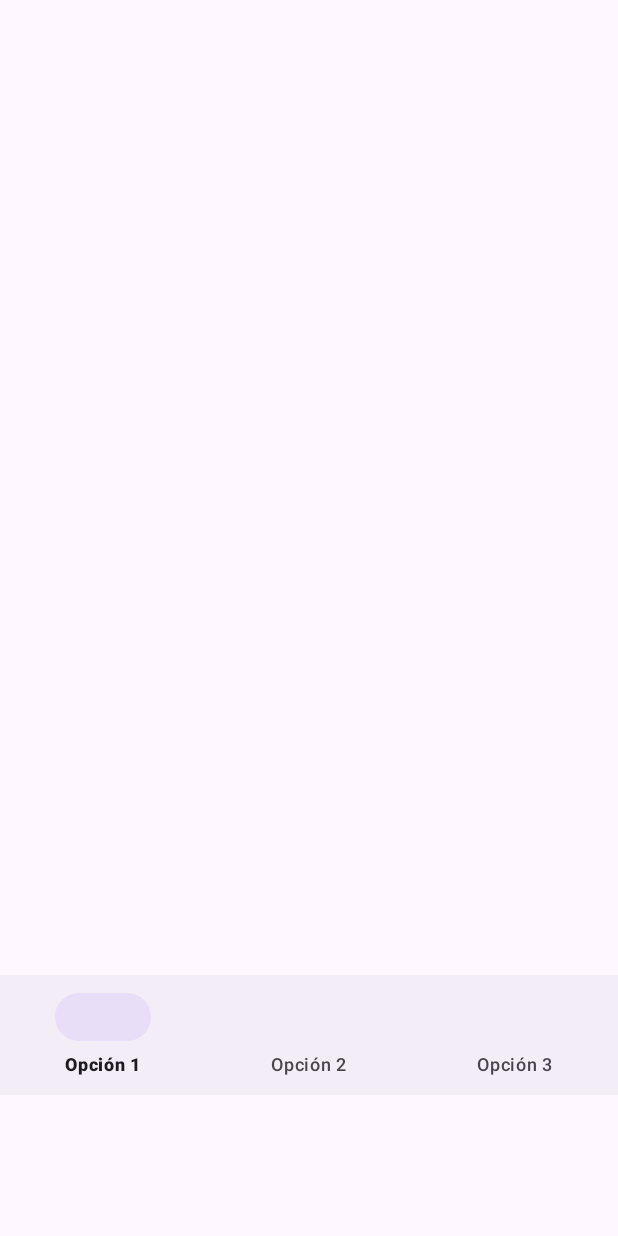
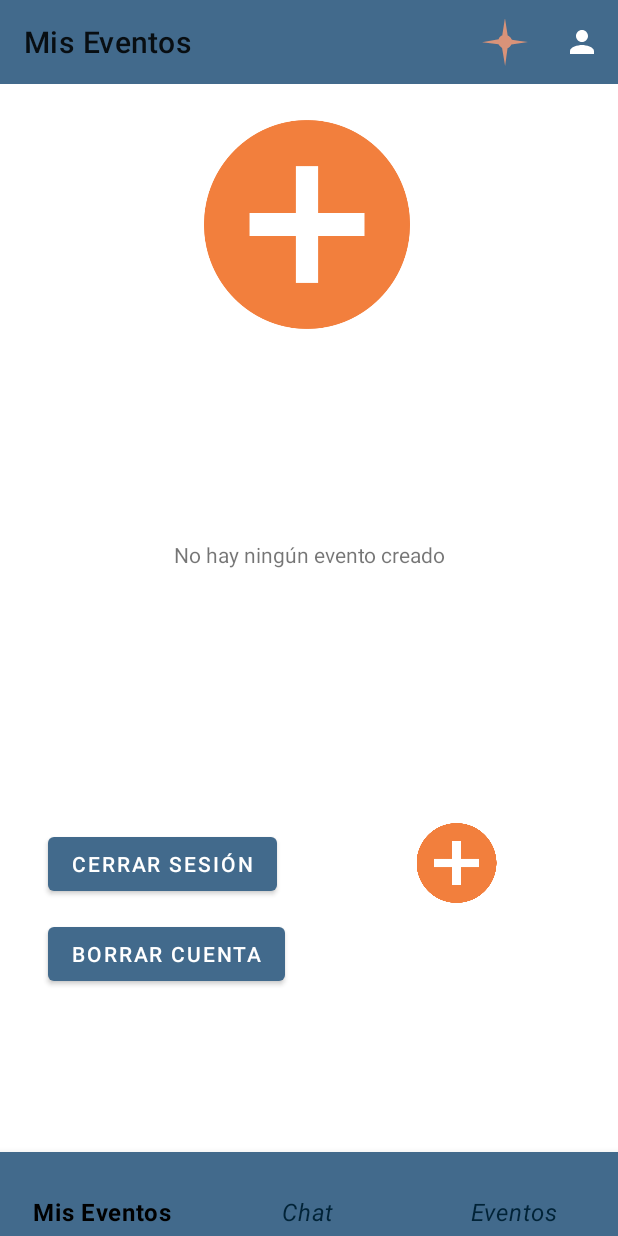
Before and after one commit to arturofgg/EventOs, an Android app built with Jetpack Compose: the PaginaPrincipal screen opened directly, with no data from a screen before it, on a phone screen of 412 x 824 dp. Run offline under Robolectric (Android 15) with nearby library versions, the phone set to English and light mode, and no system bars; our stand-ins replace Firebase (no records; nobody signed in at launch, a user with empty details on screens opened directly); libraries missing offline, so code that uses them is left out: com.yalantis.ucrop; 5 statements that could not run were skipped.

Commit message:
PaginaPrincipal funcional con MisEventosFragment implmentado. Añadidos estilos de la app.

```diff
--- a/app/src/main/AndroidManifest.xml
+++ b/app/src/main/AndroidManifest.xml
@@ -24,7 +24,7 @@
         <activity
             android:name=".CrearEvento"
             android:exported="true"
-            android:parentActivityName=".TusEventos"
+            android:parentActivityName=".PaginaPrincipal"
             android:screenOrientation="portrait" />
         <activity
             android:name="com.yalantis.ucrop.UCropActivity"
@@ -33,6 +33,7 @@
         <activity
             android:name=".PaginaPrincipal"
             android:exported="true"
+            android:theme="@style/AppTheme.NoActionBar"
             android:screenOrientation="portrait"
             />
     </application>
--- a/app/src/main/java/com/anarlu/eventos/MisEventosFragment.java
+++ b/app/src/main/java/com/anarlu/eventos/MisEventosFragment.java
@@ -9,60 +9,38 @@ import androidx.fragment.app.Fragment;
 import androidx.recyclerview.widget.LinearLayoutManager;
 import androidx.recyclerview.widget.RecyclerView;
 
-import android.annotation.SuppressLint;
-import android.app.Activity;
-import android.content.Context;
 import android.content.Intent;
-import android.content.SharedPreferences;
 import android.graphics.Bitmap;
 import android.graphics.drawable.Drawable;
-import android.net.Uri;
 import android.os.Bundle;
-import android.provider.MediaStore;
 import android.util.Log;
 import android.view.LayoutInflater;
-import android.view.MenuItem;
+import android.view.Menu;
+import android.view.MenuInflater;
 import android.view.View;
 import android.view.ViewGroup;
-import android.widget.Button;
 import android.widget.ImageView;
 import android.widget.Toast;
 import androidx.appcompat.widget.Toolbar;
 
 
-import com.bumptech.glide.Glide;
-import com.bumptech.glide.load.engine.DiskCacheStrategy;
 import com.google.android.gms.auth.api.signin.GoogleSignIn;
 import com.google.android.gms.auth.api.signin.GoogleSignInClient;
 import com.google.android.gms.auth.api.signin.GoogleSignInOptions;
 import com.google.android.gms.tasks.OnCompleteListener;
-import com.google.android.gms.tasks.OnFailureListener;
-import com.google.android.gms.tasks.OnSuccessListener;
 import com.google.android.gms.tasks.Task;
 import com.google.firebase.FirebaseApp;
 import com.google.firebase.appcheck.FirebaseAppCheck;
 import com.google.firebase.appcheck.playintegrity.PlayIntegrityAppCheckProviderFactory;
 import com.google.firebase.auth.FirebaseAuth;
-import com.google.firebase.auth.FirebaseUser;
 
-import java.io.File;
-import java.io.IOException;
 import java.util.ArrayList;
-import java.util.HashMap;
 import java.util.List;
-import java.util.Map;
 
-
-import com.google.firebase.auth.UserProfileChangeRequest;
 import com.google.firebase.firestore.FirebaseFirestore;
 import com.google.firebase.firestore.QueryDocumentSnapshot;
 import com.google.firebase.firestore.QuerySnapshot;
-import com.google.firebase.storage.FileDownloadTask;
-import com.google.firebase.storage.FirebaseStorage;
-import com.google.firebase.storage.StorageReference;
-import com.google.firebase.storage.UploadTask;
 import com.yalantis.ucrop.UCrop;
-
 
 public class MisEventosFragment extends Fragment {
     private RecyclerView recyclerView;
@@ -71,7 +49,7 @@ public class MisEventosFragment extends Fragment {
 
     private FirebaseAuth mAuth;
     private FirebaseFirestore mFirestore;
-    private ImageView user2,creacion;
+    private ImageView user2, creacion;
     private Toolbar toolbar;
 
     private UCrop.Options options;
@@ -79,35 +57,37 @@ public class MisEventosFragment extends Fragment {
     private GoogleSignInClient mGoogleSignInClient;
     private Drawable persona;
 
-
-    @SuppressLint("MissingInflatedId")
     @Nullable
     @Override
     public View onCreateView(LayoutInflater inflater, ViewGroup container, Bundle savedInstanceState) {
-        super.onCreate(savedInstanceState);
         View view = inflater.inflate(R.layout.fragment_mis_eventos, container, false);
 
         // Configuración de la Toolbar
-        toolbar = (Toolbar) view.findViewById(R.id.toolbar);
-        ((AppCompatActivity) getActivity()).setSupportActionBar(toolbar);
+        toolbar = view.findViewById(R.id.toolbarMisEventos);
+        ((AppCompatActivity) requireActivity()).setSupportActionBar(toolbar);
 
-        recyclerView=view.findViewById(R.id.recycler_view);
+        // Configurar el título personalizado
+        ((AppCompatActivity) requireActivity()).getSupportActionBar().setTitle("Mis Eventos");
+
+        // Indicar que este fragmento tiene su propio menú de opciones
+        setHasOptionsMenu(true);
+
+        recyclerView = view.findViewById(R.id.recycler_view);
         recyclerView.setLayoutManager(new LinearLayoutManager(getActivity()));
 
-        eventos=new ArrayList<>();
-        adapter=new EventoAdapter(eventos);
+        eventos = new ArrayList<>();
+        adapter = new EventoAdapter(eventos);
         recyclerView.setAdapter(adapter);
 
-        mFirestore=FirebaseFirestore.getInstance();
+        mFirestore = FirebaseFirestore.getInstance();
         mAuth = FirebaseAuth.getInstance();
         user2 = view.findViewById(R.id.imageView2);
         options = new UCrop.Options();
-        creacion=view.findViewById(R.id.imageView5);
+        creacion = view.findViewById(R.id.imageView5);
 
         FirebaseApp.initializeApp(/*context=*/ getActivity());
         FirebaseAppCheck firebaseAppCheck = FirebaseAppCheck.getInstance();
-        firebaseAppCheck.installAppCheckProviderFactory(
-                PlayIntegrityAppCheckProviderFactory.getInstance());
+        firebaseAppCheck.installAppCheckProviderFactory(PlayIntegrityAppCheckProviderFactory.getInstance());
 
         user2.setScaleType(ImageView.ScaleType.FIT_XY);
 
@@ -119,14 +99,14 @@ public class MisEventosFragment extends Fragment {
                 .requestEmail()
                 .build();
 
-        mGoogleSignInClient = GoogleSignIn.getClient(getActivity(),gso);
+        mGoogleSignInClient = GoogleSignIn.getClient(getActivity(), gso);
 
         int idImagenPredeterminada = getResources().getIdentifier("person", "drawable", getActivity().getPackageName());
 
         if (idImagenPredeterminada != 0) {
             persona = getResources().getDrawable(idImagenPredeterminada);
         } else {
-            Toast.makeText(getActivity(), "Imagen no dispobible", Toast.LENGTH_SHORT).show();
+            Toast.makeText(getActivity(), "Imagen no disponible", Toast.LENGTH_SHORT).show();
         }
 
         creacion.setOnClickListener(new View.OnClickListener() {
@@ -136,9 +116,9 @@ public class MisEventosFragment extends Fragment {
             }
         });
 
-        if(mAuth.getCurrentUser()!=null){
-            String userId=mAuth.getCurrentUser().getUid();
-            mFirestore.collection("Eventos").whereEqualTo("ID_usuario",userId).get().addOnCompleteListener(new OnCompleteListener<QuerySnapshot>() {
+        if (mAuth.getCurrentUser() != null) {
+            String userId = mAuth.getCurrentUser().getUid();
+            mFirestore.collection("Eventos").whereEqualTo("ID_usuario", userId).get().addOnCompleteListener(new OnCompleteListener<QuerySnapshot>() {
                 @Override
                 public void onComplete(@NonNull Task<QuerySnapshot> task) {
                     if (task.isSuccessful()) {
@@ -158,28 +138,13 @@ public class MisEventosFragment extends Fragment {
     }
 
     @Override
-    public void onViewCreated(@NonNull View view, Bundle savedInstanceState) {
-        super.onViewCreated(view, savedInstanceState);
-
-        // Configurar la Toolbar
-        Toolbar toolbar = view.findViewById(R.id.toolbar);
-        AppCompatActivity activity = (AppCompatActivity) requireActivity();
-        activity.setSupportActionBar(toolbar);
-        activity.getSupportActionBar().setTitle("Mis Eventos");
-
-        creacion.setOnClickListener(new View.OnClickListener() {
-            @Override
-            public void onClick(View v) {
-                CrearNuevoEvento();
-            }
-        });
+    public void onCreateOptionsMenu(@NonNull Menu menu, @NonNull MenuInflater inflater) {
+        inflater.inflate(R.menu.menu_toolbar, menu);
+        super.onCreateOptionsMenu(menu, inflater);
     }
 
-    private void CrearNuevoEvento(){
-        Intent intent=new Intent(getActivity(), CrearEvento.class);
+    private void CrearNuevoEvento() {
+        Intent intent = new Intent(getActivity(), CrearEvento.class);
         startActivity(intent);
     }
-
-
-
 }
--- a/app/src/main/java/com/anarlu/eventos/PaginaPrincipal.java
+++ b/app/src/main/java/com/anarlu/eventos/PaginaPrincipal.java
@@ -1,12 +1,10 @@
 package com.anarlu.eventos;
 
 import androidx.annotation.NonNull;
-import androidx.appcompat.widget.Toolbar;
 import androidx.fragment.app.Fragment;
 import androidx.appcompat.app.AppCompatActivity;
 
 import android.os.Bundle;
-import android.view.Menu;
 import android.view.MenuItem;
 
 import com.google.android.material.bottomnavigation.BottomNavigationView;
--- /dev/null
+++ b/app/src/main/res/drawable/colores_menu_inferior.xml
@@ -0,0 +1,5 @@
+<?xml version="1.0" encoding="utf-8"?>
+<selector xmlns:android="http://schemas.android.com/apk/res/android">
+    <item android:color="@color/black" android:state_checked="true" />
+    <item android:color="@color/azulMasOscuro" />
+</selector>
--- a/app/src/main/res/layout/activity_pagina_principal.xml
+++ b/app/src/main/res/layout/activity_pagina_principal.xml
@@ -1,5 +1,4 @@
 <?xml version="1.0" encoding="utf-8"?>
-
 <androidx.constraintlayout.widget.ConstraintLayout xmlns:android="http://schemas.android.com/apk/res/android"
     xmlns:app="http://schemas.android.com/apk/res-auto"
     xmlns:tools="http://schemas.android.com/tools"
@@ -7,22 +6,24 @@
     android:layout_height="match_parent"
     tools:context=".PaginaPrincipal">
 
+    <FrameLayout
+        android:id="@+id/fragment_container_pg"
+        android:layout_width="match_parent"
+        android:layout_height="match_parent" />
 
-    <androidx.viewpager.widget.ViewPager
-            android:id="@+id/fragment_container_pg"
-            android:layout_width="match_parent"
-            android:layout_height="match_parent" />
-
-        <!-- Bottom Navigation -->
+    <!-- Bottom Navigation -->
     <com.google.android.material.bottomnavigation.BottomNavigationView
         android:id="@+id/bottom_navigation"
         android:layout_width="match_parent"
         android:layout_height="wrap_content"
-        android:layout_alignParentBottom="true"
-        android:layout_marginTop="650dp"
-        android:foregroundGravity="bottom"
         app:layout_constraintStart_toStartOf="parent"
-        app:layout_constraintTop_toTopOf="parent"
-        app:menu="@menu/bottom_navigation_menu" />
+        app:layout_constraintEnd_toEndOf="parent"
+        app:layout_constraintBottom_toBottomOf="parent"
+        app:menu="@menu/bottom_navigation_menu"
+        app:itemTextAppearanceActive="@style/BottomNavigationTextAppearance"
+        app:itemTextAppearanceInactive="@style/BottomNavigationTextAppearance"
+        style="@style/BottomNavigationViewStyle"/>
+
+
 
 </androidx.constraintlayout.widget.ConstraintLayout>
--- a/app/src/main/res/layout/fragment_mis_eventos.xml
+++ b/app/src/main/res/layout/fragment_mis_eventos.xml
@@ -6,10 +6,12 @@
     android:layout_height="match_parent"
     tools:context=".MisEventosFragment">
 
+    <!-- Faltaria hacer que solo aparezca cuando  -->
     <androidx.recyclerview.widget.RecyclerView
         android:id="@+id/recycler_view"
         android:layout_width="match_parent"
         android:layout_height="0dp"
+        android:layout_marginBottom="44dp"
         app:layout_constraintBottom_toTopOf="@+id/logout"
         app:layout_constraintStart_toStartOf="parent" />
 
@@ -17,14 +19,13 @@
         android:id="@+id/imageView5"
         android:layout_width="55dp"
         android:layout_height="53dp"
-        android:layout_marginEnd="52dp"
+        android:layout_marginEnd="80dp"
         app:layout_constraintBottom_toBottomOf="parent"
         app:layout_constraintEnd_toEndOf="parent"
         app:layout_constraintTop_toTopOf="parent"
-        app:layout_constraintVertical_bias="0.923"
+        app:layout_constraintVertical_bias="0.712"
         app:srcCompat="@drawable/masnaranja" />
 
-    <!-- Faltaria hacer que solo aparezca cuando  -->
     <TextView
         android:id="@+id/tvNoEvent"
         android:layout_width="wrap_content"
@@ -41,8 +42,8 @@
         android:id="@+id/logout"
         android:layout_width="wrap_content"
         android:layout_height="wrap_content"
-        android:layout_marginStart="165dp"
-        android:layout_marginBottom="198dp"
+        android:layout_marginStart="32dp"
+        android:layout_marginBottom="224dp"
         android:text="Cerrar Sesión"
         app:layout_constraintBottom_toBottomOf="parent"
         app:layout_constraintStart_toStartOf="parent" />
@@ -54,22 +55,22 @@
         android:layout_marginStart="136dp"
         android:layout_marginTop="24dp"
         app:layout_constraintStart_toStartOf="parent"
-        app:layout_constraintTop_toBottomOf="@+id/toolbar"
+        app:layout_constraintTop_toBottomOf="@+id/toolbarMisEventos"
         app:srcCompat="@drawable/masnaranja" />
 
     <Button
         android:id="@+id/delete"
         android:layout_width="wrap_content"
         android:layout_height="wrap_content"
-        android:layout_marginStart="148dp"
-        android:layout_marginBottom="107dp"
+        android:layout_marginStart="32dp"
+        android:layout_marginBottom="164dp"
         android:text="Borrar cuenta"
         app:layout_constraintBottom_toBottomOf="parent"
         app:layout_constraintStart_toStartOf="parent" />
 
     <!-- Toolbar -->
     <androidx.appcompat.widget.Toolbar
-        android:id="@+id/toolbar"
+        android:id="@+id/toolbarMisEventos"
         android:layout_width="match_parent"
         android:layout_height="?attr/actionBarSize"
         android:layout_alignParentTop="true"
--- a/app/src/main/res/menu/bottom_navigation_menu.xml
+++ b/app/src/main/res/menu/bottom_navigation_menu.xml
@@ -1,11 +1,11 @@
 <menu xmlns:android="http://schemas.android.com/apk/res/android">
     <item
         android:id="@+id/nav_option1"
-        android:title="Opción 1" />
+        android:title="Mis Eventos" />
     <item
         android:id="@+id/nav_option2"
-        android:title="Opción 2" />
+        android:title="Chat" />
     <item
         android:id="@+id/nav_option3"
-        android:title="Opción 3" />
+        android:title="Eventos" />
 </menu>
--- a/app/src/main/res/values/colors.xml
+++ b/app/src/main/res/values/colors.xml
@@ -7,5 +7,6 @@
     <color name="naranjaOscuro">#D94814</color>
     <color name="naranja">#F27F3D</color>
     <color name="gris">#D99379</color>
-    <color name="gris2">#85695E</color>
+    <color name="marron">#85695E</color>
+    <color name="azulMasOscuro">#012337</color>
 </resources>
--- a/app/src/main/res/values/styles.xml
+++ b/app/src/main/res/values/styles.xml
@@ -2,20 +2,33 @@
 <resources>
 
     <!-- Base application theme. -->
-    <style name="AppTheme" parent="Theme.AppCompat.Light.DarkActionBar">
-        <!-- Customize your theme here. -->
+    <style name="AppTheme" parent="Theme.MaterialComponents.Light.DarkActionBar">
         <item name="colorPrimary">@color/azulClaro</item>
         <item name="colorPrimaryDark">@color/azulOscuro</item>
         <item name="colorAccent">@color/gris</item>
     </style>
 
+    <!--Estilo que uso en la toolbar-->
     <style name="AppTheme.NoActionBar">
         <item name="windowActionBar">false</item>
         <item name="windowNoTitle">true</item>
     </style>
 
-    <style name="AppTheme.AppBarOverlay" parent="ThemeOverlay.AppCompat.Dark.ActionBar" />
+    <!--Estilo para los colores del menu inferior-->
+    <style name="BottomNavigationViewStyle" parent="Widget.MaterialComponents.BottomNavigationView.Colored">
+        <item name="itemIconTint">@drawable/colores_menu_inferior</item>
+        <item name="itemTextColor">@drawable/colores_menu_inferior</item>
+        <item name="itemBackground">@color/azulClaro</item>
+    </style>
 
-    <style name="AppTheme.PopupOverlay" parent="ThemeOverlay.AppCompat.Light" />
+    <!--Estilo para las letras del menu inferior-->
+    <style name="BottomNavigationTextAppearance" parent="TextAppearance.MaterialComponents.Caption">
+        <item name="android:textSize">16sp</item>
+        <item name="android:textStyle">italic</item>
+        <item name="android:shadowColor">@color/material_dynamic_neutral10</item>
+    </style>
 
+
+    <style name="AppTheme.AppBarOverlay" parent="ThemeOverlay.MaterialComponents.Dark.ActionBar" />
+    <style name="AppTheme.PopupOverlay" parent="ThemeOverlay.MaterialComponents.Light" />
 </resources>
```
Also changed, not shown: app/src/main/java/com/anarlu/eventos/ChatFragment.java (+24 -47 lines), app/src/main/java/com/anarlu/eventos/EventosFragment.java (+24 -47 lines), app/src/main/res/layout/fragment_chat.xml (+10 -4 lines), app/src/main/res/layout/fragment_eventos.xml (+10 -4 lines).
